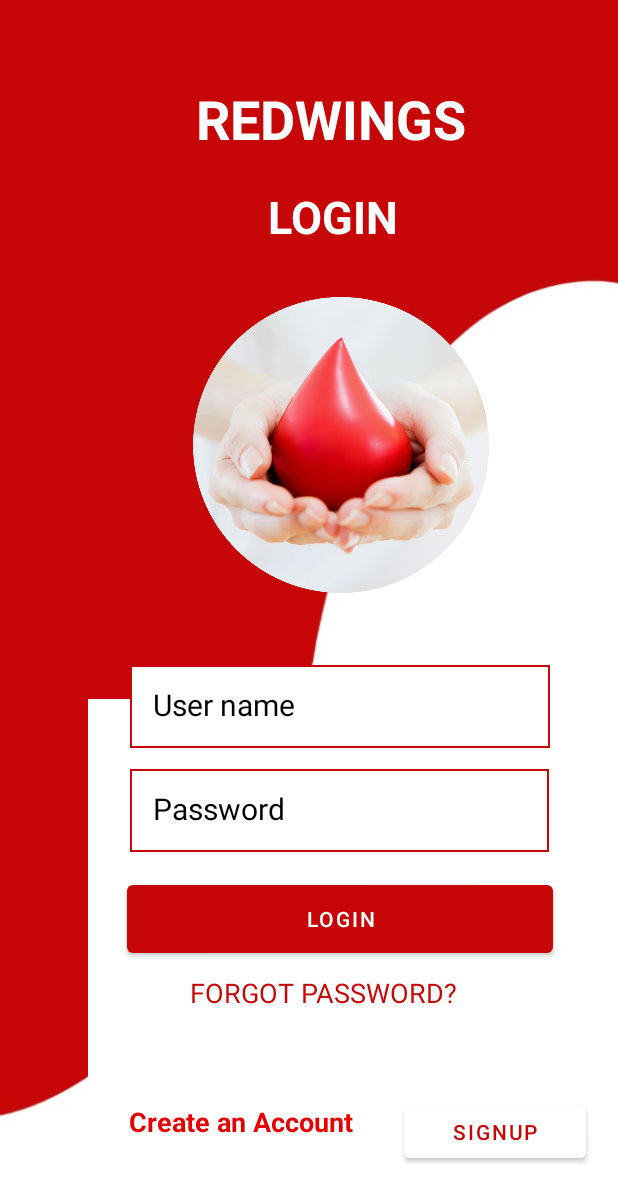
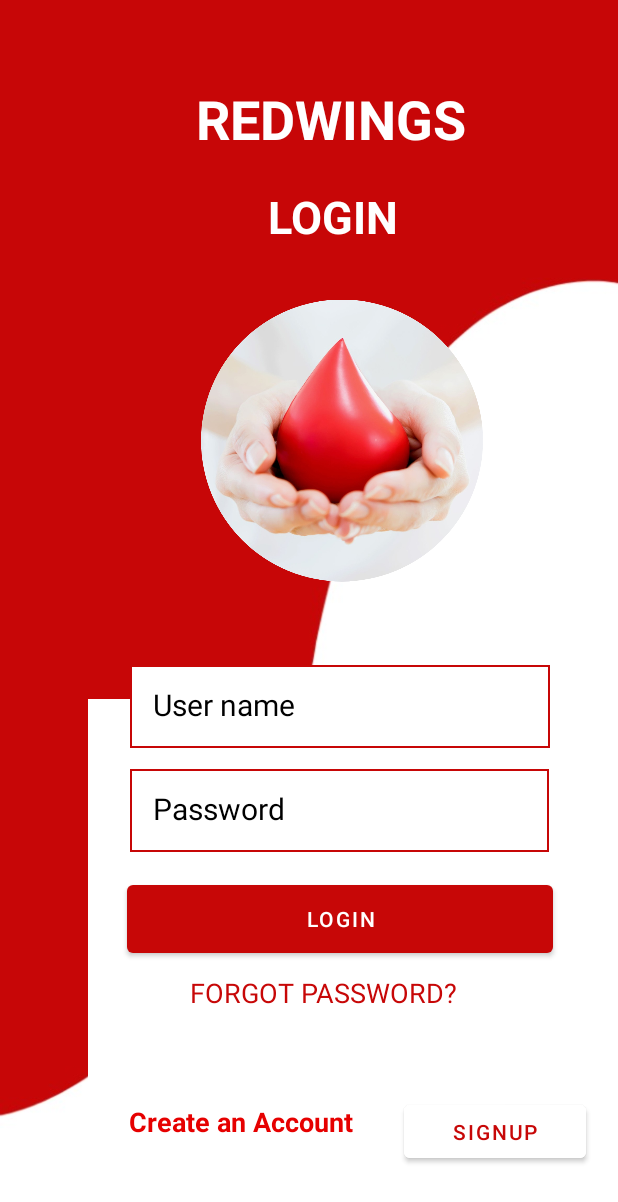
Before and after one commit to NarthanaVeenavi/MAD_Project, an Android app: the Login screen opened directly, with no data from a screen before it, on a phone screen of 412 x 824 dp. Shown: the top 1202 px of the screen. Run offline under Robolectric (Android 15) with nearby library versions, the phone set to English and light mode, and no system bars.

```diff
--- a/app/src/main/res/layout/activity_login.xml
+++ b/app/src/main/res/layout/activity_login.xml
@@ -39,8 +39,8 @@
 
     <ImageView
         android:id="@+id/imageView"
-        android:layout_width="197dp"
-        android:layout_height="209dp"
+        android:layout_width="188dp"
+        android:layout_height="195dp"
         app:layout_constraintBottom_toBottomOf="parent"
         app:layout_constraintEnd_toEndOf="parent"
         app:layout_constraintHorizontal_bias="0.598"
```
